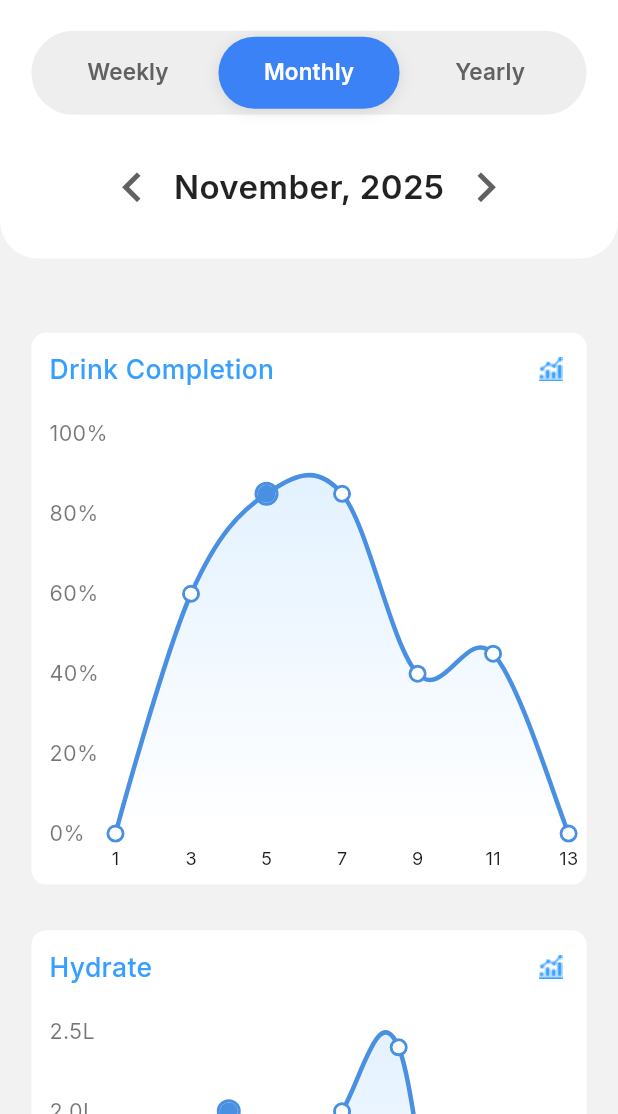
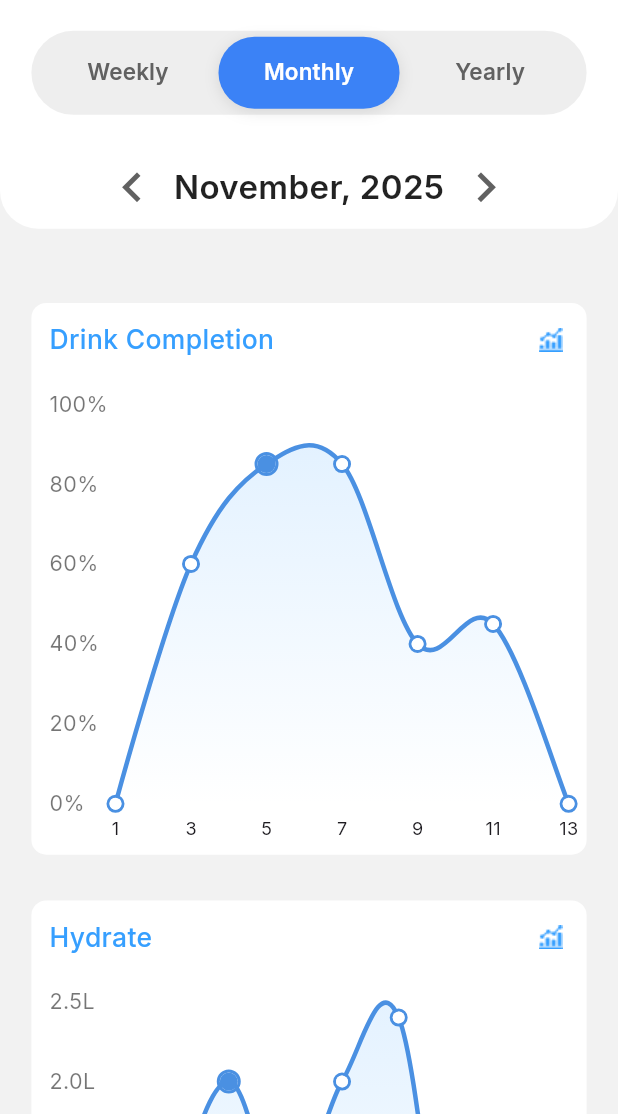
Before and after one commit to tanzilhasan5/Auqa, a Flutter app: the DashbordView screen opened by its route, tab 2 chosen, on a phone screen of 412 x 824 dp, the part 122-1236 px from its top. Run offline on Flutter 3.47's test engine with Material 3 defaults, Android fonts, the phone set to English and light mode, and no system bars; drawn by our look-alikes of fl_chart; our stand-ins replace flutter_screenutil, flutter_svg, get, google_fonts, pinput; missing offline and left inert: fluid_bottom_nav_bar.

Commit message:
code_marge

```diff
--- a/lib/app/modules/dashbord/views/dashbord_view.dart
+++ b/lib/app/modules/dashbord/views/dashbord_view.dart
@@ -101,7 +101,6 @@ class _DashbordViewState extends State<DashbordView>
       body: Column(
         children: [
           Container(
-            height: 250.h,
             width: 374.w,
             decoration: BoxDecoration(
               borderRadius: BorderRadius.circular(25.r),
--- a/lib/app/modules/dashbord/views/monthly_drink_completion/monthly.dart
+++ b/lib/app/modules/dashbord/views/monthly_drink_completion/monthly.dart
@@ -76,7 +76,6 @@ class Monthly extends StatelessWidget {
             ///<<<<<<<Drink Type>>>>>>>/////
             Container(
 
-              height: 234.h,
               width: 336.w,
               decoration: BoxDecoration(
                 borderRadius: BorderRadius.circular(10),
@@ -94,7 +93,6 @@ class Monthly extends StatelessWidget {
                         mainAxisAlignment: MainAxisAlignment.spaceEvenly,
                         children: [
                           Container(
-                            height: 150.h,
                             width: 150.w,
                             child: AspectRatio(
                               aspectRatio: 1.5,
--- a/lib/app/modules/dashbord/views/yearly_drink_completion/yearly.dart
+++ b/lib/app/modules/dashbord/views/yearly_drink_completion/yearly.dart
@@ -75,7 +75,6 @@ class Yearly extends StatelessWidget {
             ///<<<<<<<Drink Type>>>>>>>/////
             Container(
 
-              height: 234.h,
               width: 336.w,
               decoration: BoxDecoration(
                 borderRadius: BorderRadius.circular(10),
--- a/lib/app/modules/signupsteps/controllers/signupsteps_controller.dart
+++ b/lib/app/modules/signupsteps/controllers/signupsteps_controller.dart
@@ -1,3 +1,4 @@
+import 'package:aqua/app/routes/app_pages.dart';
 import 'package:get/get.dart';
 
 class SignupstepsController extends GetxController {
@@ -133,6 +134,6 @@ class SignupstepsController extends GetxController {
   // Finish onboarding
   void finishOnboarding() {
     // Navigate to main app or save preferences
-   Get.offAllNamed('/home',parameters: {'passMlLavel': '2500'});
+   Get.offAllNamed(Routes.MAIN_BOTTOM_NAV_BAR,parameters: {'passMlLavel': '2500'});
   }
 }
```
